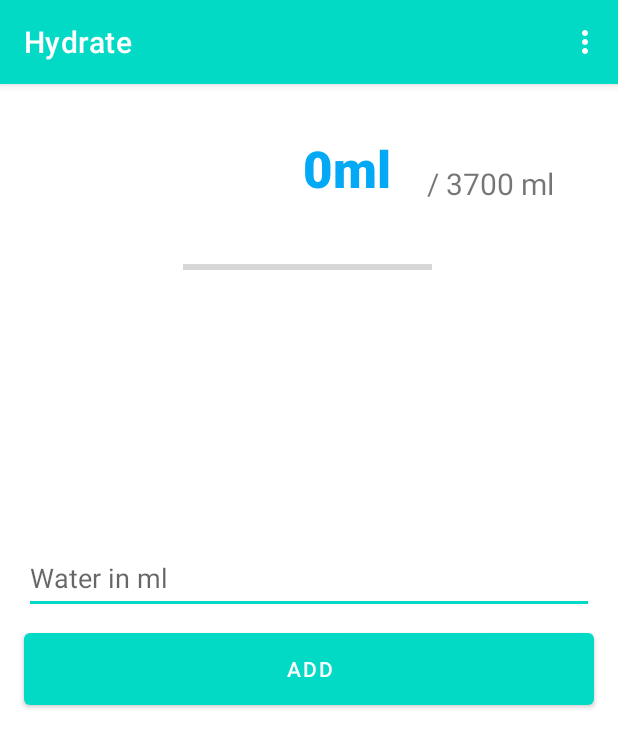
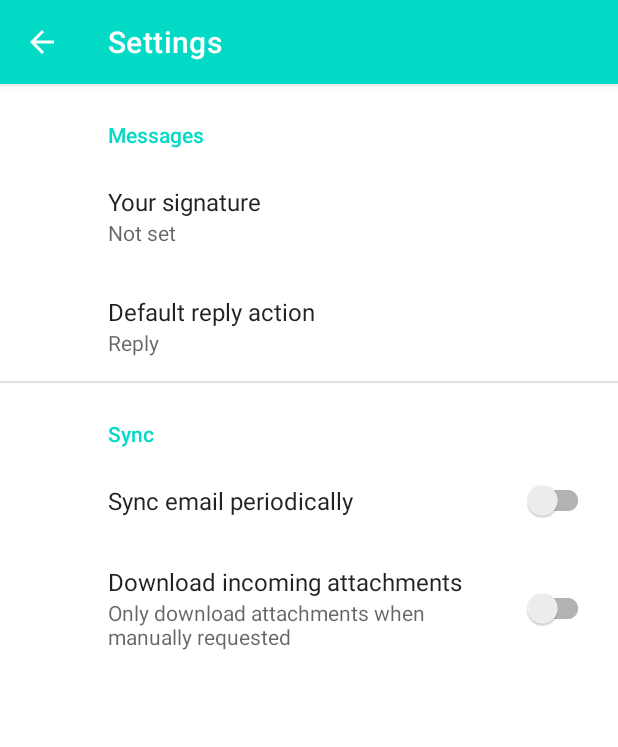
Before and after one commit to leekycauldron/Hydrate, an Android app: the screen it shows after launch (MainActivity before the commit, SettingsActivity after it), in the options menu, after a tap on "Settings", on a phone screen of 412 x 824 dp. Shown: the top 747 px of the screen. Run offline under Robolectric (Android 15) with nearby library versions, the phone set to English and light mode, and no system bars; our stand-ins replace androidx.preference, navigation-ui; network calls fail.

Commit message:
- Added Settings Page (template) - Animated Progress Bar

```diff
--- a/app/build.gradle
+++ b/app/build.gradle
@@ -37,6 +37,7 @@ dependencies {
     implementation 'androidx.constraintlayout:constraintlayout:2.0.4'
     implementation 'androidx.navigation:navigation-fragment:2.3.5'
     implementation 'androidx.navigation:navigation-ui:2.3.5'
+    implementation 'androidx.preference:preference:1.1.1'
     testImplementation 'junit:junit:4.13.2'
     androidTestImplementation 'androidx.test.ext:junit:1.1.3'
     androidTestImplementation 'androidx.test.espresso:espresso-core:3.4.0'
--- a/app/src/main/AndroidManifest.xml
+++ b/app/src/main/AndroidManifest.xml
@@ -1,7 +1,10 @@
 <?xml version="1.0" encoding="utf-8"?>
 <manifest xmlns:android="http://schemas.android.com/apk/res/android"
     xmlns:tools="http://schemas.android.com/tools"
-    package="com.leekycauldron.hydrate">
+    package="com.leekycauldron.hydrate" >
+
+    <uses-permission android:name="android.permission.WRITE_EXTERNAL_STORAGE" />
+    <uses-permission android:name="android.permission.READ_EXTERNAL_STORAGE" />
 
     <application
         android:allowBackup="true"
@@ -12,11 +15,15 @@
         android:roundIcon="@mipmap/nohydratelogo_round"
         android:supportsRtl="true"
         android:theme="@style/Theme.MyApplication"
-        tools:targetApi="31">
+        tools:targetApi="31" >
         <activity
-            android:name="com.leekycauldron.hydrate.MainActivity"
+            android:name=".SettingsActivity"
+            android:exported="false"
+            android:label="@string/title_activity_settings" />
+        <activity
+            android:name=".MainActivity"
             android:exported="true"
-            android:theme="@style/Theme.MyApplication.NoActionBar">
+            android:theme="@style/Theme.MyApplication.NoActionBar" >
             <intent-filter>
                 <action android:name="android.intent.action.MAIN" />
 
@@ -24,8 +31,5 @@
             </intent-filter>
         </activity>
     </application>
-    <uses-permission android:name="android.permission.WRITE_EXTERNAL_STORAGE"/>
-    <uses-permission android:name="android.permission.READ_EXTERNAL_STORAGE"/>
-
 
 </manifest>
--- a/app/src/main/java/com/leekycauldron/hydrate/FirstFragment.java
+++ b/app/src/main/java/com/leekycauldron/hydrate/FirstFragment.java
@@ -1,11 +1,15 @@
 package com.leekycauldron.hydrate;
 
+import android.graphics.Color;
 import android.os.Bundle;
 import android.os.Environment;
+import android.os.Handler;
 import android.util.Log;
 import android.view.LayoutInflater;
 import android.view.View;
 import android.view.ViewGroup;
+import android.view.animation.Animation;
+import android.view.animation.Transformation;
 import android.widget.EditText;
 import android.widget.ProgressBar;
 import android.widget.TextView;
@@ -39,6 +43,27 @@ public class FirstFragment extends Fragment {
     String savedWater;
     Date currentTime = Calendar.getInstance().getTime();
     String currentDay = String.valueOf(currentTime.getDate());
+
+    public class ProgressBarAnimation extends Animation {
+        private ProgressBar progressBar;
+        private float from;
+        private float  to;
+
+        public ProgressBarAnimation(ProgressBar progressBar, float from, float to) {
+            super();
+            this.progressBar = progressBar;
+            this.from = from;
+            this.to = to;
+        }
+
+        @Override
+        protected void applyTransformation(float interpolatedTime, Transformation t) {
+            super.applyTransformation(interpolatedTime, t);
+            float value = from + (to - from) * interpolatedTime;
+            progressBar.setProgress((int) value);
+        }
+
+    }
 
     public void writeToFile(String data) {
         try {
@@ -79,6 +104,15 @@ public class FirstFragment extends Fragment {
         }
         Log.d("f","Ok");
         return parts[0].toString();
+
+    }
+
+    public void setWaterProgress(int waterAmt) {
+        ProgressBarAnimation anim = new ProgressBarAnimation(waterProgress, waterProgress.getProgress(), waterAmt);
+        anim.setDuration(1000);
+        waterProgress.startAnimation(anim);
+        //int prcnt = waterProgress.getProgress()/waterProgress.getMax();
+        //if (0 < prcnt && prcnt < 25 ) waterProgress.getProgressDrawable().setColorFilter(0xFFFF0000);
 
     }
 
@@ -123,7 +157,7 @@ public class FirstFragment extends Fragment {
 
         // Set Progress Bar
         waterProgress.setMax(DAILY_GOAL);
-        waterProgress.setProgress(waterAmt);
+        setWaterProgress(waterAmt);
 
         view.findViewById(R.id.button_first).setOnClickListener(new View.OnClickListener() {
 
@@ -141,7 +175,7 @@ public class FirstFragment extends Fragment {
                 waterAmt += Integer.parseInt(water.getText().toString());
                 writeToFile(String.valueOf(waterAmt)+","+currentDay);
                 Log.d("DBG","Added " + waterAmt  + "ml of water.");
-                waterProgress.setProgress(waterAmt);
+                setWaterProgress(waterAmt);
                 waterView.setText(String.format("%sml",waterAmt));
             }
         });
--- a/app/src/main/java/com/leekycauldron/hydrate/MainActivity.java
+++ b/app/src/main/java/com/leekycauldron/hydrate/MainActivity.java
@@ -1,5 +1,6 @@
 package com.leekycauldron.hydrate;
 
+import android.content.Intent;
 import android.os.Bundle;
 
 import androidx.appcompat.app.AppCompatActivity;
@@ -45,15 +46,15 @@ public class MainActivity extends AppCompatActivity {
 
     @Override
     public boolean onOptionsItemSelected(MenuItem item) {
-        // Handle action bar item clicks here. The action bar will
-        // automatically handle clicks on the Home/Up button, so long
-        // as you specify a parent activity in AndroidManifest.xml.
-        int id = item.getItemId();
+        switch(item.getItemId()) {
+            case R.id.action_settings:
+                Intent settings = new Intent(MainActivity.this,SettingsActivity.class);
+                startActivity(settings);
+                break;
+            default:
+                return super.onOptionsItemSelected(item);
+        }
 
-        //noinspection SimplifiableIfStatement
-        if (id == R.id.action_settings) {
-            return true;
-        }
 
         return super.onOptionsItemSelected(item);
     }
--- /dev/null
+++ b/app/src/main/java/com/leekycauldron/hydrate/SettingsActivity.java
@@ -0,0 +1,44 @@
+package com.leekycauldron.hydrate;
+
+import android.os.Bundle;
+import android.view.MenuItem;
+
+import androidx.annotation.NonNull;
+import androidx.appcompat.app.ActionBar;
+import androidx.appcompat.app.AppCompatActivity;
+import androidx.preference.PreferenceFragmentCompat;
+
+public class SettingsActivity extends AppCompatActivity {
+
+    @Override
+    protected void onCreate(Bundle savedInstanceState) {
+        super.onCreate(savedInstanceState);
+        setContentView(R.layout.settings_activity);
+        if (savedInstanceState == null) {
+            getSupportFragmentManager()
+                    .beginTransaction()
+                    .replace(R.id.settings, new SettingsFragment())
+                    .commit();
+        }
+        ActionBar actionBar = getSupportActionBar();
+        if (actionBar != null) {
+            actionBar.setDisplayHomeAsUpEnabled(true);
+        }
+    }
+
+    public static class SettingsFragment extends PreferenceFragmentCompat {
+        @Override
+        public void onCreatePreferences(Bundle savedInstanceState, String rootKey) {
+            setPreferencesFromResource(R.xml.root_preferences, rootKey);
+        }
+    }
+
+    @Override
+    public boolean onOptionsItemSelected(@NonNull MenuItem item) {
+        switch(item.getItemId()) {
+            case 16908332: // Back Button
+                this.finish();
+                return true;
+        } return super.onOptionsItemSelected(item);
+    }
+}
--- /dev/null
+++ b/app/src/main/res/layout/settings_activity.xml
@@ -0,0 +1,9 @@
+<LinearLayout
+    xmlns:android="http://schemas.android.com/apk/res/android"
+    android:layout_width="match_parent"
+    android:layout_height="match_parent">
+    <FrameLayout
+        android:id="@+id/settings"
+        android:layout_width="match_parent"
+        android:layout_height="match_parent"/>
+</LinearLayout>
--- a/app/src/main/res/values-night/themes.xml
+++ b/app/src/main/res/values-night/themes.xml
@@ -12,6 +12,6 @@
         <!-- Status bar color. -->
         <item name="android:statusBarColor" tools:targetApi="l">?attr/colorPrimaryVariant</item>
         <!-- Customize your theme here. -->
-
+        <item name="actionMenuTextColor">@color/white</item>
     </style>
 </resources>
--- /dev/null
+++ b/app/src/main/res/values/arrays.xml
@@ -0,0 +1,12 @@
+<resources>
+    <!-- Reply Preference -->
+    <string-array name="reply_entries">
+        <item>Reply</item>
+        <item>Reply to all</item>
+    </string-array>
+
+    <string-array name="reply_values">
+        <item>reply</item>
+        <item>reply_all</item>
+    </string-array>
+</resources>
--- a/app/src/main/res/values/strings.xml
+++ b/app/src/main/res/values/strings.xml
@@ -5,4 +5,20 @@
     <string name="first_fragment_label">Hydrate</string>
     <string name="next">Add</string>
     <string name="hello_first_fragment"></string>
+    <string name="title_activity_settings">Settings\</string>
+
+    <!-- Preference Titles -->
+    <string name="messages_header">Messages</string>
+    <string name="sync_header">Sync</string>
+
+    <!-- Messages Preferences -->
+    <string name="signature_title">Your signature</string>
+    <string name="reply_title">Default reply action</string>
+
+    <!-- Sync Preferences -->
+    <string name="sync_title">Sync email periodically</string>
+    <string name="attachment_title">Download incoming attachments</string>
+    <string name="attachment_summary_on">Automatically download attachments for incoming emails
+    </string>
+    <string name="attachment_summary_off">Only download attachments when manually requested</string>
 </resources>
--- /dev/null
+++ b/app/src/main/res/xml/root_preferences.xml
@@ -0,0 +1,38 @@
+<PreferenceScreen
+    xmlns:app="http://schemas.android.com/apk/res-auto">
+
+    <PreferenceCategory
+        app:title="@string/messages_header">
+
+        <EditTextPreference
+            app:key="signature"
+            app:title="@string/signature_title"
+            app:useSimpleSummaryProvider="true"/>
+
+        <ListPreference
+            app:key="reply"
+            app:title="@string/reply_title"
+            app:entries="@array/reply_entries"
+            app:entryValues="@array/reply_values"
+            app:defaultValue="reply"
+            app:useSimpleSummaryProvider="true"/>
+
+    </PreferenceCategory>
+
+    <PreferenceCategory
+        app:title="@string/sync_header">
+
+        <SwitchPreferenceCompat
+            app:key="sync"
+            app:title="@string/sync_title"/>
+
+        <SwitchPreferenceCompat
+            app:key="attachment"
+            app:title="@string/attachment_title"
+            app:summaryOn="@string/attachment_summary_on"
+            app:summaryOff="@string/attachment_summary_off"
+            app:dependency="sync"/>
+
+    </PreferenceCategory>
+
+</PreferenceScreen>
```
